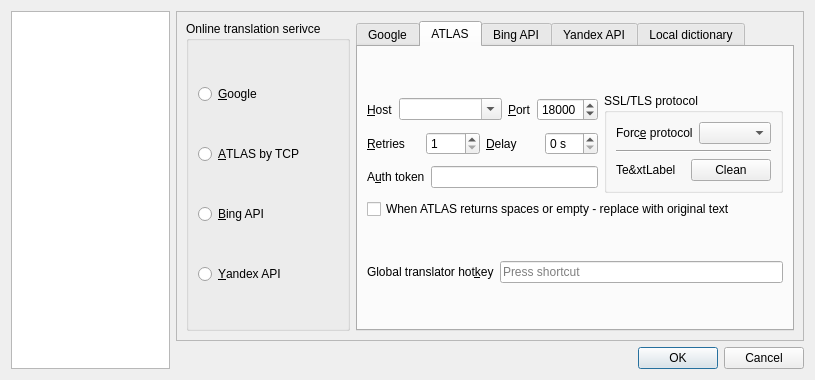
kernel1024/jpreader, file settingsdlg.ui: the form before one commit.
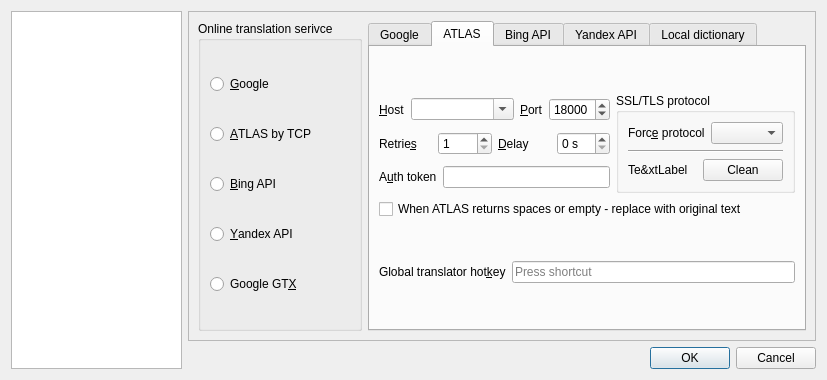
The form after the commit. The open tabs and pages were chosen to show the change.

Commit message: Google GTX translation engine. WebAPI-based engines combined with new shared abstract class.

```diff
--- a/settingsdlg.ui
+++ b/settingsdlg.ui
@@ -6,7 +6,7 @@
    <rect>
     <x>0</x>
     <y>0</y>
-    <width>815</width>
+    <width>827</width>
     <height>380</height>
    </rect>
   </property>
@@ -438,6 +438,13 @@
               </property>
              </widget>
             </item>
+            <item>
+             <widget class="QRadioButton" name="radioGoogleGTX">
+              <property name="text">
+               <string>Google GT&amp;X</string>
+              </property>
+             </widget>
+            </item>
            </layout>
           </widget>
          </item>
@@ -596,7 +603,7 @@
                    <item>
                     <widget class="QLabel" name="label_18">
                      <property name="text">
-                      <string>&amp;Retries</string>
+                      <string>Retrie&amp;s</string>
                      </property>
                      <property name="buddy">
                       <cstring>atlRetryCnt</cstring>
```
Left out of the diff: 1 changed line with no effect on the pictures. The commit also changes 20 other files.
